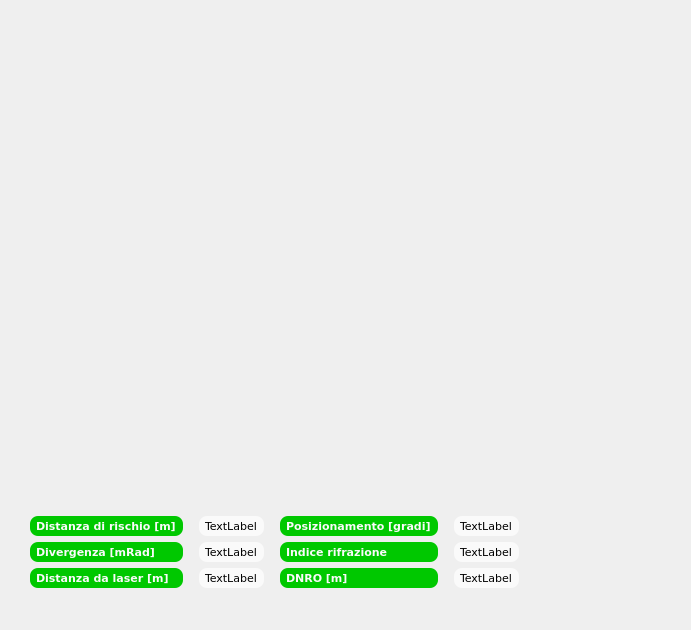
This is wetchartdialog.ui in crocodile119/Laser-Studio as Qt 5 draws it before an edit. The edited form follows.
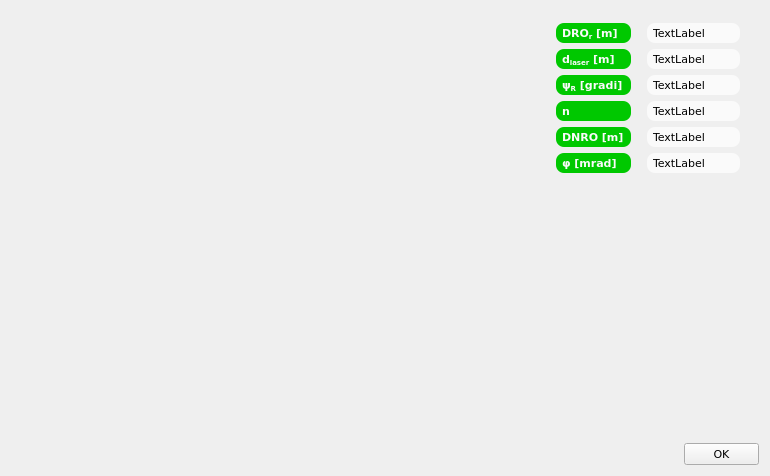
This is the edited form.

What changed in the file:
```diff
--- a/wetchartdialog.ui
+++ b/wetchartdialog.ui
@@ -6,8 +6,8 @@
    <rect>
     <x>0</x>
     <y>0</y>
-    <width>691</width>
-    <height>630</height>
+    <width>770</width>
+    <height>476</height>
    </rect>
   </property>
   <property name="font">
@@ -22,12 +22,42 @@
   <property name="styleSheet">
    <string notr="true"/>
   </property>
-  <layout class="QGridLayout" name="gridLayout_3">
-   <item row="1" column="0">
-    <widget class="QWidget" name="widget_2" native="true">
+  <layout class="QGridLayout" name="gridLayout_4">
+   <item row="0" column="0" rowspan="2">
+    <widget class="QWidget" name="chartWidget" native="true">
+     <property name="sizePolicy">
+      <sizepolicy hsizetype="Fixed" vsizetype="Fixed">
+       <horstretch>0</horstretch>
+       <verstretch>0</verstretch>
+      </sizepolicy>
+     </property>
      <property name="minimumSize">
       <size>
-       <width>660</width>
+       <width>520</width>
+       <height>390</height>
+      </size>
+     </property>
+     <property name="styleSheet">
+      <string notr="true"/>
+     </property>
+     <layout class="QGridLayout" name="gridLayout_2">
+      <item row="0" column="0">
+       <layout class="QGridLayout" name="gridLayout"/>
+      </item>
+     </layout>
+    </widget>
+   </item>
+   <item row="0" column="1" colspan="2">
+    <widget class="QWidget" name="resultsWidget" native="true">
+     <property name="sizePolicy">
+      <sizepolicy hsizetype="Expanding" vsizetype="Expanding">
+       <horstretch>0</horstretch>
+       <verstretch>0</verstretch>
+      </sizepolicy>
+     </property>
+     <property name="minimumSize">
+      <size>
+       <width>0</width>
        <height>0</height>
       </size>
      </property>
@@ -37,357 +67,295 @@
        <height>0</height>
       </size>
      </property>
-     <layout class="QGridLayout" name="gridLayout_4">
+     <layout class="QGridLayout" name="gridLayout_3">
+      <property name="topMargin">
+       <number>12</number>
+      </property>
+      <item row="3" column="1" colspan="2">
+       <widget class="QLabel" name="refractionLabel">
+        <property name="font">
+         <font>
+          <family>Verdana</family>
+          <pointsize>8</pointsize>
+         </font>
+        </property>
+        <property name="styleSheet">
+         <string notr="true">QLabel {background-color: #fafafa}
+QLabel {color: #000000}
+QLabel {border: 0px solid grey}
+QLabel {border-radius: 8px}
+QLabel {padding: 3px}
+QLabel {margin-right: 10px}</string>
+        </property>
+        <property name="text">
+         <string>TextLabel</string>
+        </property>
+       </widget>
+      </item>
+      <item row="4" column="1" colspan="2">
+       <widget class="QLabel" name="DNRO_Label">
+        <property name="font">
+         <font>
+          <family>Verdana</family>
+          <pointsize>8</pointsize>
+         </font>
+        </property>
+        <property name="styleSheet">
+         <string notr="true">QLabel {background-color: #fafafa}
+QLabel {color: #000000}
+QLabel {border: 0px solid grey}
+QLabel {border-radius: 8px}
+QLabel {padding: 3px}
+QLabel {margin-right: 10px}</string>
+        </property>
+        <property name="text">
+         <string>TextLabel</string>
+        </property>
+       </widget>
+      </item>
+      <item row="5" column="0">
+       <widget class="QLabel" name="tDivergenceLabel">
+        <property name="sizePolicy">
+         <sizepolicy hsizetype="Preferred" vsizetype="Preferred">
+          <horstretch>0</horstretch>
+          <verstretch>0</verstretch>
+         </sizepolicy>
+        </property>
+        <property name="font">
+         <font>
+          <family>Verdana</family>
+          <pointsize>8</pointsize>
+          <weight>75</weight>
+          <bold>true</bold>
+         </font>
+        </property>
+        <property name="styleSheet">
+         <string notr="true">QLabel {background-color: #00c800}
+QLabel {color: #fafafa}
+QLabel {border: 0px solid grey}
+QLabel {border-radius: 8px}
+QLabel {padding: 3px}
+QLabel {margin-right: 10px}
+QLabel {margin-left: 10px}</string>
+        </property>
+        <property name="text">
+         <string>φ [mrad]</string>
+        </property>
+       </widget>
+      </item>
+      <item row="1" column="1" colspan="2">
+       <widget class="QLabel" name="distanceLabel">
+        <property name="font">
+         <font>
+          <family>Verdana</family>
+          <pointsize>8</pointsize>
+         </font>
+        </property>
+        <property name="styleSheet">
+         <string notr="true">QLabel {background-color: #fafafa}
+QLabel {color: #000000}
+QLabel {border: 0px solid grey}
+QLabel {border-radius: 8px}
+QLabel {padding: 3px}
+QLabel {margin-right: 10px}</string>
+        </property>
+        <property name="text">
+         <string>TextLabel</string>
+        </property>
+       </widget>
+      </item>
+      <item row="4" column="0">
+       <widget class="QLabel" name="tDNRO_Label">
+        <property name="font">
+         <font>
+          <family>Verdana</family>
+          <pointsize>8</pointsize>
+          <weight>75</weight>
+          <bold>true</bold>
+         </font>
+        </property>
+        <property name="styleSheet">
+         <string notr="true">QLabel {background-color: #00c800}
+QLabel {color: #fafafa}
+QLabel {border: 0px solid grey}
+QLabel {border-radius: 8px}
+QLabel {padding: 3px}
+QLabel {margin-right: 10px}
+QLabel {margin-left: 10px}</string>
+        </property>
+        <property name="text">
+         <string>DNRO [m]</string>
+        </property>
+       </widget>
+      </item>
+      <item row="1" column="0">
+       <widget class="QLabel" name="tDistanceLabel">
+        <property name="font">
+         <font>
+          <family>Verdana</family>
+          <pointsize>8</pointsize>
+          <weight>75</weight>
+          <bold>true</bold>
+         </font>
+        </property>
+        <property name="styleSheet">
+         <string notr="true">QLabel {background-color: #00c800}
+QLabel {color: #fafafa}
+QLabel {border: 0px solid grey}
+QLabel {border-radius: 8px}
+QLabel {padding: 3px}
+QLabel {margin-right: 10px}
+QLabel {margin-left: 10px}</string>
+        </property>
+        <property name="text">
+         <string>d&lt;sub&gt;laser&lt;/sub&gt; [m]</string>
+        </property>
+       </widget>
+      </item>
+      <item row="2" column="0">
+       <widget class="QLabel" name="tCorrectPositioningLabel">
+        <property name="font">
+         <font>
+          <family>Verdana</family>
+          <pointsize>8</pointsize>
+          <weight>75</weight>
+          <bold>true</bold>
+         </font>
+        </property>
+        <property name="styleSheet">
+         <string notr="true">QLabel {background-color: #00c800}
+QLabel {color: #fafafa}
+QLabel {border: 0px solid grey}
+QLabel {border-radius: 8px}
+QLabel {padding: 3px}
+QLabel {margin-right: 10px}
+QLabel {margin-left: 10px}</string>
+        </property>
+        <property name="text">
+         <string>ψ&lt;sub&gt;R&lt;/sub&gt; [gradi]</string>
+        </property>
+       </widget>
+      </item>
+      <item row="2" column="1" colspan="2">
+       <widget class="QLabel" name="correctPositioningLabel">
+        <property name="font">
+         <font>
+          <family>Verdana</family>
+          <pointsize>8</pointsize>
+         </font>
+        </property>
+        <property name="styleSheet">
+         <string notr="true">QLabel {background-color: #fafafa}
+QLabel {color: #000000}
+QLabel {border: 0px solid grey}
+QLabel {border-radius: 8px}
+QLabel {padding: 3px}
+QLabel {margin-right: 10px}</string>
+        </property>
+        <property name="text">
+         <string>TextLabel</string>
+        </property>
+       </widget>
+      </item>
+      <item row="0" column="1" colspan="2">
+       <widget class="QLabel" name="hazardLabel">
+        <property name="font">
+         <font>
+          <family>Verdana</family>
+          <pointsize>8</pointsize>
+         </font>
+        </property>
+        <property name="styleSheet">
+         <string notr="true">QLabel {background-color: #fafafa}
+QLabel {color: #000000}
+QLabel {border: 0px solid grey}
+QLabel {border-radius: 8px}
+QLabel {padding: 3px}
+QLabel {margin-right: 10px}</string>
+        </property>
+        <property name="text">
+         <string>TextLabel</string>
+        </property>
+       </widget>
+      </item>
       <item row="0" column="0">
-       <layout class="QVBoxLayout" name="verticalLayout">
-        <item>
-         <widget class="QLabel" name="label_5">
-          <property name="font">
-           <font>
-            <family>Verdana</family>
-            <pointsize>8</pointsize>
-            <weight>75</weight>
-            <bold>true</bold>
-           </font>
-          </property>
-          <property name="styleSheet">
-           <string notr="true">QLabel {background-color: #00c800}
+       <widget class="QLabel" name="tHazardLabel">
+        <property name="font">
+         <font>
+          <family>Verdana</family>
+          <pointsize>8</pointsize>
+          <weight>75</weight>
+          <bold>true</bold>
+         </font>
+        </property>
+        <property name="styleSheet">
+         <string notr="true">QLabel {background-color: #00c800}
 QLabel {color: #fafafa}
 QLabel {border: 0px solid grey}
 QLabel {border-radius: 8px}
 QLabel {padding: 3px}
 QLabel {margin-right: 10px}
 QLabel {margin-left: 10px}</string>
-          </property>
-          <property name="text">
-           <string>Distanza di rischio [m]</string>
-          </property>
-         </widget>
-        </item>
-        <item>
-         <widget class="QLabel" name="label_4">
-          <property name="sizePolicy">
-           <sizepolicy hsizetype="Preferred" vsizetype="Preferred">
-            <horstretch>0</horstretch>
-            <verstretch>0</verstretch>
-           </sizepolicy>
-          </property>
-          <property name="font">
-           <font>
-            <family>Verdana</family>
-            <pointsize>8</pointsize>
-            <weight>75</weight>
-            <bold>true</bold>
-           </font>
-          </property>
-          <property name="styleSheet">
-           <string notr="true">QLabel {background-color: #00c800}
+        </property>
+        <property name="text">
+         <string>DRO&lt;sub&gt;r&lt;/sub&gt; [m]</string>
+        </property>
+       </widget>
+      </item>
+      <item row="3" column="0">
+       <widget class="QLabel" name="tRefractionLabel">
+        <property name="font">
+         <font>
+          <family>Verdana</family>
+          <pointsize>8</pointsize>
+          <weight>75</weight>
+          <bold>true</bold>
+         </font>
+        </property>
+        <property name="styleSheet">
+         <string notr="true">QLabel {background-color: #00c800}
 QLabel {color: #fafafa}
 QLabel {border: 0px solid grey}
 QLabel {border-radius: 8px}
 QLabel {padding: 3px}
 QLabel {margin-right: 10px}
 QLabel {margin-left: 10px}</string>
-          </property>
-          <property name="text">
-           <string>Divergenza [mRad]</string>
-          </property>
-         </widget>
-        </item>
-        <item>
-         <widget class="QLabel" name="label_2">
-          <property name="font">
-           <font>
-            <family>Verdana</family>
-            <pointsize>8</pointsize>
-            <weight>75</weight>
-            <bold>true</bold>
-           </font>
-          </property>
-          <property name="styleSheet">
-           <string notr="true">QLabel {background-color: #00c800}
-QLabel {color: #fafafa}
-QLabel {border: 0px solid grey}
-QLabel {border-radius: 8px}
-QLabel {padding: 3px}
-QLabel {margin-right: 10px}
-QLabel {margin-left: 10px}</string>
-          </property>
-          <property name="text">
-           <string>Distanza da laser [m]</string>
-          </property>
-         </widget>
-        </item>
-        <item>
-         <spacer name="verticalSpacer_5">
-          <property name="orientation">
-           <enum>Qt::Vertical</enum>
-          </property>
-          <property name="sizeHint" stdset="0">
-           <size>
-            <width>20</width>
-            <height>40</height>
-           </size>
-          </property>
-         </spacer>
-        </item>
-       </layout>
+        </property>
+        <property name="text">
+         <string>n</string>
+        </property>
+       </widget>
       </item>
-      <item row="0" column="1">
-       <layout class="QVBoxLayout" name="verticalLayout_2">
-        <item>
-         <widget class="QLabel" name="hazardLabel">
-          <property name="font">
-           <font>
-            <family>Verdana</family>
-            <pointsize>8</pointsize>
-           </font>
-          </property>
-          <property name="styleSheet">
-           <string notr="true">QLabel {background-color: #fafafa}
+      <item row="5" column="1" colspan="2">
+       <widget class="QLabel" name="divergenceLabel">
+        <property name="font">
+         <font>
+          <family>Verdana</family>
+          <pointsize>8</pointsize>
+         </font>
+        </property>
+        <property name="styleSheet">
+         <string notr="true">QLabel {background-color: #fafafa}
 QLabel {color: #000000}
 QLabel {border: 0px solid grey}
 QLabel {border-radius: 8px}
 QLabel {padding: 3px}
 QLabel {margin-right: 10px}</string>
-          </property>
-          <property name="text">
-           <string>TextLabel</string>
-          </property>
-         </widget>
-        </item>
-        <item>
-         <widget class="QLabel" name="divergenceLabel">
-          <property name="font">
-           <font>
-            <family>Verdana</family>
-            <pointsize>8</pointsize>
-           </font>
-          </property>
-          <property name="styleSheet">
-           <string notr="true">QLabel {background-color: #fafafa}
-QLabel {color: #000000}
-QLabel {border: 0px solid grey}
-QLabel {border-radius: 8px}
-QLabel {padding: 3px}
-QLabel {margin-right: 10px}</string>
-          </property>
-          <property name="text">
-           <string>TextLabel</string>
-          </property>
-         </widget>
-        </item>
-        <item>
-         <widget class="QLabel" name="distanceLabel">
-          <property name="font">
-           <font>
-            <family>Verdana</family>
-            <pointsize>8</pointsize>
-           </font>
-          </property>
-          <property name="styleSheet">
-           <string notr="true">QLabel {background-color: #fafafa}
-QLabel {color: #000000}
-QLabel {border: 0px solid grey}
-QLabel {border-radius: 8px}
-QLabel {padding: 3px}
-QLabel {margin-right: 10px}</string>
-          </property>
-          <property name="text">
-           <string>TextLabel</string>
-          </property>
-         </widget>
-        </item>
-        <item>
-         <spacer name="verticalSpacer_6">
-          <property name="orientation">
-           <enum>Qt::Vertical</enum>
-          </property>
-          <property name="sizeHint" stdset="0">
-           <size>
-            <width>20</width>
-            <height>40</height>
-           </size>
-          </property>
-         </spacer>
-        </item>
-       </layout>
+        </property>
+        <property name="text">
+         <string>TextLabel</string>
+        </property>
+       </widget>
       </item>
-      <item row="0" column="2">
-       <layout class="QVBoxLayout" name="verticalLayout_3">
-        <item>
-         <widget class="QLabel" name="label_6">
-          <property name="font">
-           <font>
-            <family>Verdana</family>
-            <pointsize>8</pointsize>
-            <weight>75</weight>
-            <bold>true</bold>
-           </font>
-          </property>
-          <property name="styleSheet">
-           <string notr="true">QLabel {background-color: #00c800}
-QLabel {color: #fafafa}
-QLabel {border: 0px solid grey}
-QLabel {border-radius: 8px}
-QLabel {padding: 3px}
-QLabel {margin-right: 10px}</string>
-          </property>
-          <property name="text">
-           <string>Posizionamento [gradi]</string>
-          </property>
-         </widget>
-        </item>
-        <item>
-         <widget class="QLabel" name="label_3">
-          <property name="font">
-           <font>
-            <family>Verdana</family>
-            <pointsize>8</pointsize>
-            <weight>75</weight>
-            <bold>true</bold>
-           </font>
-          </property>
-          <property name="styleSheet">
-           <string notr="true">QLabel {background-color: #00c800}
-QLabel {color: #fafafa}
-QLabel {border: 0px solid grey}
-QLabel {border-radius: 8px}
-QLabel {padding: 3px}
-QLabel {margin-right: 10px}</string>
-          </property>
-          <property name="text">
-           <string>Indice rifrazione</string>
-          </property>
-         </widget>
-        </item>
-        <item>
-         <widget class="QLabel" name="label">
-          <property name="font">
-           <font>
-            <family>Verdana</family>
-            <pointsize>8</pointsize>
-            <weight>75</weight>
-            <bold>true</bold>
-           </font>
-          </property>
-          <property name="styleSheet">
-           <string notr="true">QLabel {background-color: #00c800}
-QLabel {color: #fafafa}
-QLabel {border: 0px solid grey}
-QLabel {border-radius: 8px}
-QLabel {padding: 3px}
-QLabel {margin-right: 10px}</string>
-          </property>
-          <property name="text">
-           <string>DNRO [m]</string>
-          </property>
-         </widget>
-        </item>
-        <item>
-         <spacer name="verticalSpacer">
-          <property name="orientation">
-           <enum>Qt::Vertical</enum>
-          </property>
-          <property name="sizeHint" stdset="0">
-           <size>
-            <width>20</width>
-            <height>40</height>
-           </size>
-          </property>
-         </spacer>
-        </item>
-       </layout>
-      </item>
-      <item row="0" column="3">
-       <layout class="QVBoxLayout" name="verticalLayout_4">
-        <item>
-         <widget class="QLabel" name="positioningLabel">
-          <property name="font">
-           <font>
-            <family>Verdana</family>
-            <pointsize>8</pointsize>
-           </font>
-          </property>
-          <property name="styleSheet">
-           <string notr="true">QLabel {background-color: #fafafa}
-QLabel {color: #000000}
-QLabel {border: 0px solid grey}
-QLabel {border-radius: 8px}
-QLabel {padding: 3px}
-QLabel {margin-right: 10px}</string>
-          </property>
-          <property name="text">
-           <string>TextLabel</string>
-          </property>
-         </widget>
-        </item>
-        <item>
-         <widget class="QLabel" name="refractionLabel">
-          <property name="font">
-           <font>
-            <family>Verdana</family>
-            <pointsize>8</pointsize>
-           </font>
-          </property>
-          <property name="styleSheet">
-           <string notr="true">QLabel {background-color: #fafafa}
-QLabel {color: #000000}
-QLabel {border: 0px solid grey}
-QLabel {border-radius: 8px}
-QLabel {padding: 3px}
-QLabel {margin-right: 10px}</string>
-          </property>
-          <property name="text">
-           <string>TextLabel</string>
-          </property>
-         </widget>
-        </item>
-        <item>
-         <widget class="QLabel" name="DNRO_Label">
-          <property name="font">
-           <font>
-            <family>Verdana</family>
-            <pointsize>8</pointsize>
-           </font>
-          </property>
-          <property name="styleSheet">
-           <string notr="true">QLabel {background-color: #fafafa}
-QLabel {color: #000000}
-QLabel {border: 0px solid grey}
-QLabel {border-radius: 8px}
-QLabel {padding: 3px}
-QLabel {margin-right: 10px}</string>
-          </property>
-          <property name="text">
-           <string>TextLabel</string>
-          </property>
-         </widget>
-        </item>
-        <item>
-         <spacer name="verticalSpacer_3">
-          <property name="orientation">
-           <enum>Qt::Vertical</enum>
-          </property>
-          <property name="sizeHint" stdset="0">
-           <size>
-            <width>20</width>
-            <height>40</height>
-           </size>
-          </property>
-         </spacer>
-        </item>
-       </layout>
-      </item>
-      <item row="0" column="4">
-       <spacer name="horizontalSpacer">
+      <item row="6" column="0">
+       <spacer name="verticalSpacer">
         <property name="orientation">
-         <enum>Qt::Horizontal</enum>
+         <enum>Qt::Vertical</enum>
         </property>
         <property name="sizeHint" stdset="0">
          <size>
-          <width>148</width>
-          <height>20</height>
+          <width>20</width>
+          <height>40</height>
          </size>
         </property>
        </spacer>
@@ -395,25 +363,23 @@
      </layout>
     </widget>
    </item>
-   <item row="0" column="0" colspan="2">
-    <widget class="QWidget" name="widget" native="true">
-     <property name="sizePolicy">
-      <sizepolicy hsizetype="Fixed" vsizetype="Fixed">
-       <horstretch>0</horstretch>
-       <verstretch>0</verstretch>
-      </sizepolicy>
-     </property>
+   <item row="1" column="2">
+    <widget class="QPushButton" name="pushButton">
      <property name="minimumSize">
       <size>
-       <width>660</width>
-       <height>490</height>
+       <width>0</width>
+       <height>0</height>
       </size>
      </property>
-     <layout class="QGridLayout" name="gridLayout_2">
-      <item row="0" column="0">
-       <layout class="QGridLayout" name="gridLayout"/>
-      </item>
-     </layout>
+     <property name="maximumSize">
+      <size>
+       <width>75</width>
+       <height>16777215</height>
+      </size>
+     </property>
+     <property name="text">
+      <string>OK</string>
+     </property>
     </widget>
    </item>
   </layout>
```
